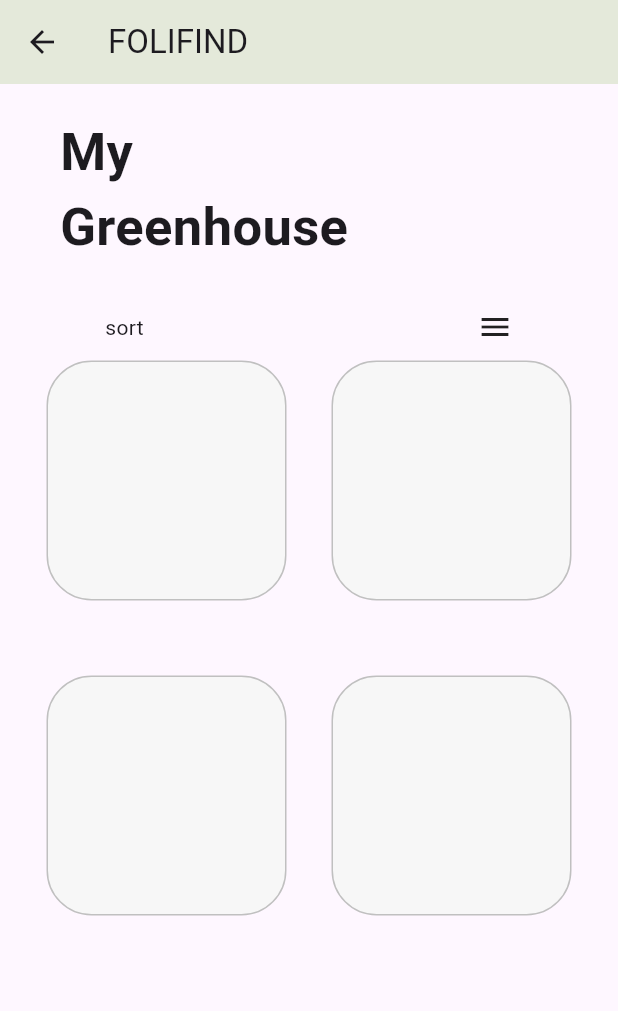
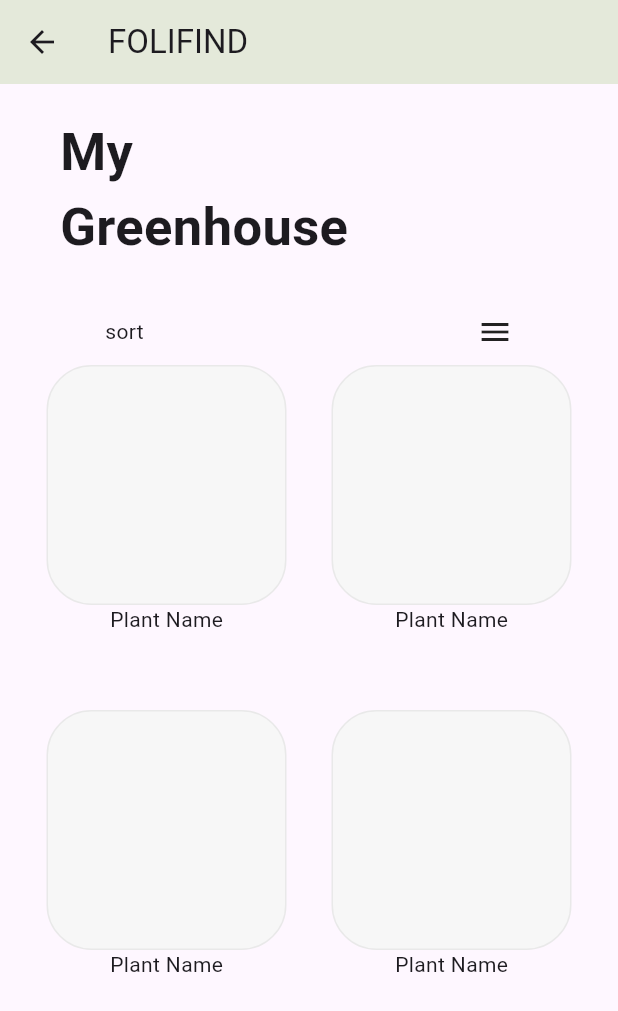
Before and after one commit to Gecervantes01/FoliFind, a Flutter app: the GreenHouse screen opened by its route, on a phone screen of 412 x 824 dp. Shown: the top 1011 px of the screen. Run offline on Flutter 3.47's test engine with Material 3 defaults, Android fonts, the phone set to English and light mode, and no system bars.

Commit message:
Added more constants. Also created a folder for the plant scanner scree.

```diff
--- a/folifind/lib/assets/constants.dart
+++ b/folifind/lib/assets/constants.dart
@@ -18,9 +18,16 @@ import 'package:flutter/material.dart';
 ///
 
 
+
+/////////////////////////////////////////////////////////////////////////////////
+/// UNIVERSAL STYLES ////////////////////////////////////////////////////////////
+/////////////////////////////////////////////////////////////////////////////////
+const Color appBarBackgroundColor = Color.fromRGBO(228, 233, 218, 1.0);
+
+
 /////////////////////////////////////////////////////////////////////////////////
 /// plant_item.dart /////////////////////////////////////////////////////////////
 /////////////////////////////////////////////////////////////////////////////////
 const double plantItemSize = 160;
-const Color plantItemBorderColor = Color.fromARGB(255, 247, 247, 247);
+const Color plantItemBorderColor = Color.fromARGB(255, 233, 233, 233);
 const Color plantItemBackgroundColor = Color.fromARGB(255, 247, 247, 247);
--- a/folifind/lib/pages/greenhouse/green_house.dart
+++ b/folifind/lib/pages/greenhouse/green_house.dart
@@ -1,5 +1,6 @@
 import 'package:flutter/material.dart';
 import 'package:folifind/pages/greenhouse/plant_item.dart';
+import 'package:folifind/assets/constants.dart' as Constants;
 
 /// Creates the Greenhouse page
 class GreenHouse extends StatelessWidget {
@@ -13,7 +14,7 @@ class GreenHouse extends StatelessWidget {
     return Scaffold(
       appBar: AppBar(
         title: const Text('FOLIFIND'),
-        backgroundColor: Color.fromRGBO(228, 233, 218, 1.0),
+        backgroundColor: Constants.appBarBackgroundColor,
         ),
       body:
         Column(
--- a/folifind/lib/pages/greenhouse/plant_item.dart
+++ b/folifind/lib/pages/greenhouse/plant_item.dart
@@ -1,4 +1,5 @@
 import 'package:flutter/material.dart';
+import 'package:folifind/assets/constants.dart' as Constants;
 
 /*
   This class is going to represent a plant item, which is visible within
@@ -6,6 +7,8 @@ import 'package:flutter/material.dart';
   Each plant item is going to include:
   - Plant Name
   - Image of the plant
+  Relevant arguement data will only be retreived when user chooses to add
+  a plant to their greenhouse.
 
   @Author: Giovan Cervantes
   @Version: 1.0
@@ -13,27 +16,24 @@ import 'package:flutter/material.dart';
 class PlantItem extends StatelessWidget{
   const PlantItem({super.key});
 
-  // ignore: constant_identifier_names
-  static const double SIZE = 160;
-
   @override
   Widget build(BuildContext context) {
-    return Container (
-      decoration: BoxDecoration(
-
-      ),
-            child: Container(
-              width: SIZE,
-              height: SIZE,
+    return Column(
+      children:[
+        Container(
+          width: Constants.plantItemSize,
+          height: Constants.plantItemSize,
           decoration: BoxDecoration(
             border: Border.all(
               width: 1.0,
-                  color: Color.fromARGB(255, 192, 192, 192),
+              color: Constants.plantItemBorderColor,
             ),
             borderRadius: BorderRadius.all(Radius.circular(30.0)),
-                color: Color.fromARGB(255, 247, 247, 247),
+            color: Constants.plantItemBackgroundColor,
             ),
           ),
+          Text('Plant Name'),
+      ]
     );
   }
 }
--- a/folifind/lib/pages/plant-scanner/plant_scanner.dart
+++ b/folifind/lib/pages/plant-scanner/plant_scanner.dart
@@ -0,0 +1,4 @@
+/*
+  This will be the code for the plant scanner screen, but not the
+  functionality behind the scanning.
+*/
```
Lines whose indentation alone changed are shown as unchanged.
